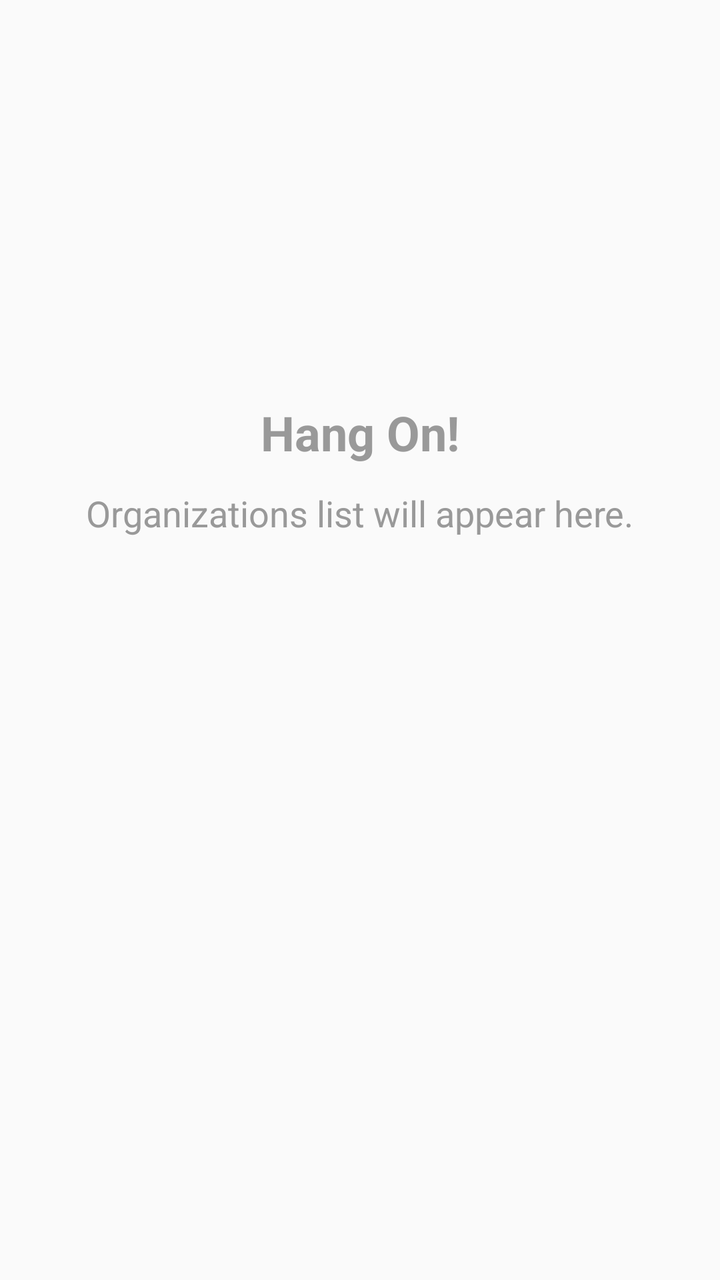
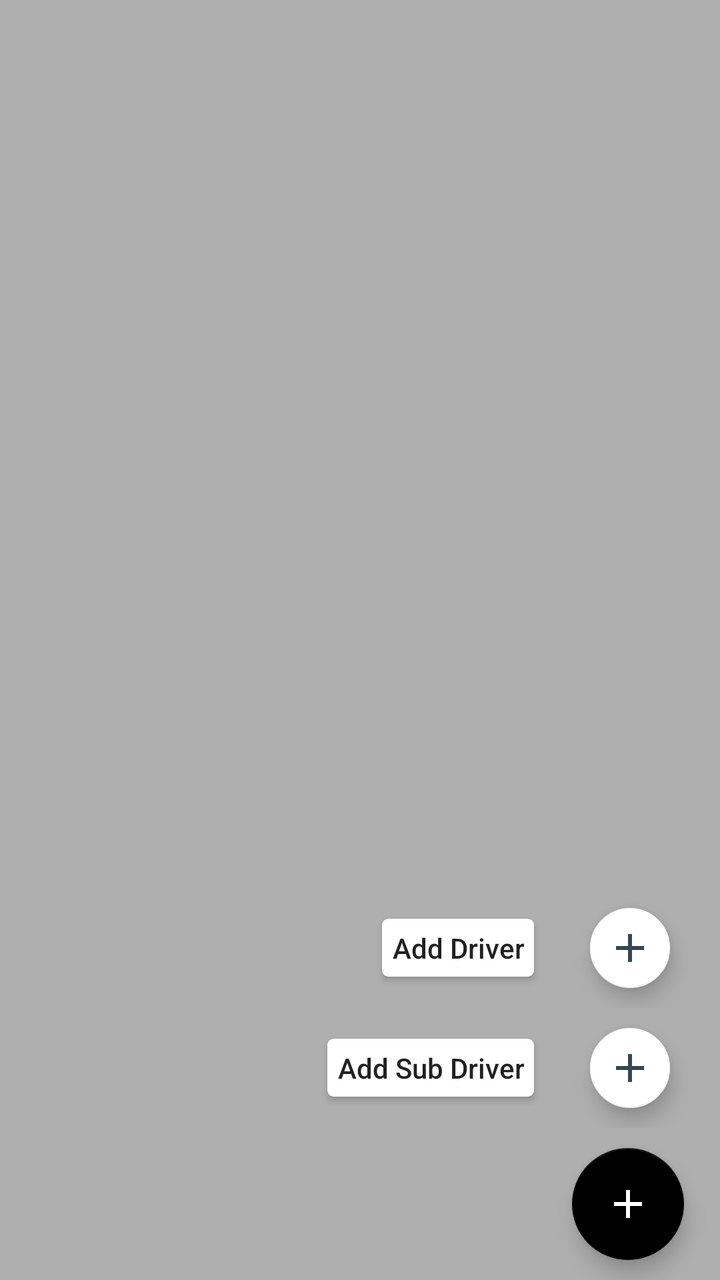

Screens rendered from an Android XML layout before and after an edit, with the pre-edit source and the edit as a unified diff.
<!-- AndroidManifest.xml: application theme AppTheme -->
<!-- res/layout/fragment_connections.xml -->
<LinearLayout xmlns:android="http://schemas.android.com/apk/res/android"
    android:layout_width="match_parent"
    android:layout_height="match_parent"
    android:gravity="center_horizontal"
    android:orientation="vertical">

    <TextView
        android:layout_width="wrap_content"
        android:layout_height="wrap_content"
        android:layout_marginTop="200dp"
        android:text="Hang On!"
        android:textAppearance="@style/Base.TextAppearance.AppCompat.Headline"
        android:textColor="@color/grey_40"
        android:textStyle="bold" />

    <TextView
        android:layout_width="wrap_content"
        android:layout_height="wrap_content"
        android:layout_marginTop="12dp"
        android:text="Organizations list will appear here."
        android:textAlignment="center"
        android:textAppearance="@style/Base.TextAppearance.AppCompat.Medium"
        android:textColor="@color/grey_40" />

</LinearLayout>
<!-- resources referenced by this layout -->
<resources>
  <color name="grey_40">#999999</color>
  <style name="AppTheme" parent="Theme.AppCompat.Light.DarkActionBar">
          <item name="colorPrimary">@color/colorPrimary</item>
          <item name="colorPrimaryDark">@color/colorPrimaryDark</item>
          <item name="colorAccent">@color/colorAccent</item>
      </style>
  <color name="colorPrimary">#000000</color>
  <color name="colorPrimaryDark">#000000</color>
  <color name="colorAccent">#ffffff</color>
</resources>

<!-- the commit's change to res/layout/fragment_connections.xml (unified diff, before → after) -->
@@ -1,25 +1,145 @@
-<LinearLayout xmlns:android="http://schemas.android.com/apk/res/android"
+<?xml version="1.0" encoding="utf-8"?>
+<RelativeLayout xmlns:android="http://schemas.android.com/apk/res/android"
+    xmlns:app="http://schemas.android.com/apk/res-auto"
     android:layout_width="match_parent"
-    android:layout_height="match_parent"
-    android:gravity="center_horizontal"
-    android:orientation="vertical">
+    android:layout_height="match_parent">
 
-    <TextView
+    <android.support.v7.widget.RecyclerView
+        android:id="@+id/connections_recycler_view"
+        android:layout_width="match_parent"
+        android:layout_height="match_parent"
+        android:scrollbars="vertical"
+        android:scrollingCache="true" />
+
+    <View
+        android:id="@+id/connections_new_background"
+        android:layout_width="match_parent"
+        android:layout_height="match_parent"
+        android:background="#4D000000"
+        android:clickable="true"
+        android:fitsSystemWindows="true"
+        android:focusable="true" />
+
+    <LinearLayout
         android:layout_width="wrap_content"
         android:layout_height="wrap_content"
-        android:layout_marginTop="200dp"
-        android:text="Hang On!"
-        android:textAppearance="@style/Base.TextAppearance.AppCompat.Headline"
-        android:textColor="@color/grey_40"
-        android:textStyle="bold" />
+        android:layout_alignParentBottom="true"
+        android:layout_alignParentEnd="true"
+        android:gravity="end"
+        android:orientation="vertical">
 
-    <TextView
-        android:layout_width="wrap_content"
-        android:layout_height="wrap_content"
-        android:layout_marginTop="12dp"
-        android:text="Organizations list will appear here."
-        android:textAlignment="center"
-        android:textAppearance="@style/Base.TextAppearance.AppCompat.Medium"
-        android:textColor="@color/grey_40" />
+        <LinearLayout
+            android:id="@+id/connections_add_driver_layout"
+            android:layout_width="wrap_content"
+            android:layout_height="wrap_content"
+            android:orientation="horizontal">
 
-</LinearLayout>
+            <android.support.v7.widget.CardView
+                android:layout_width="match_parent"
+                android:layout_height="wrap_content"
+                android:layout_gravity="center_vertical|end"
+                android:layout_margin="10dp"
+                app:cardBackgroundColor="@android:color/white"
+                app:cardCornerRadius="3dp"
+                app:cardElevation="2dp"
+                app:contentPadding="5dp">
+
+                <TextView
+                    android:layout_width="wrap_content"
+                    android:layout_height="match_parent"
+                    android:layout_gravity="center"
+                    android:gravity="center"
+                    android:text="@string/add_driver"
+                    android:textAppearance="@style/TextAppearance.AppCompat.Body2" />
+
+            </android.support.v7.widget.CardView>
+
+            <android.support.design.widget.FloatingActionButton
+                android:id="@+id/connections_add_driver"
+                android:layout_width="wrap_content"
+                android:layout_height="wrap_content"
+                android:layout_marginBottom="10dp"
+                android:layout_marginLeft="18dp"
+                android:layout_marginRight="18dp"
+                android:layout_marginTop="10dp"
+                android:clickable="true"
+                android:focusable="true"
+                android:tint="@color/grey_80"
+                app:backgroundTint="@android:color/white"
+                app:fabSize="mini"
+                app:rippleColor="@android:color/black"
+                app:srcCompat="@drawable/ic_add" />
+
+            <View
+                android:layout_width="7dp"
+                android:layout_height="0dp" />
+
+        </LinearLayout>
+
+        <LinearLayout
+            android:id="@+id/connections_add_sub_driver_layout"
+            android:layout_width="wrap_content"
+            android:layout_height="wrap_content"
+            android:orientation="horizontal">
+
+            <android.support.v7.widget.CardView
+                android:layout_width="match_parent"
+                android:layout_height="wrap_content"
+                android:layout_gravity="center_vertical|end"
+                android:layout_margin="10dp"
+                app:cardBackgroundColor="@android:color/white"
+                app:cardCornerRadius="3dp"
+                app:cardElevation="2dp"
+                app:contentPadding="5dp">
+
+                <TextView
+                    android:layout_width="wrap_content"
+                    android:layout_height="match_parent"
+                    android:layout_gravity="center"
+                    android:gravity="center"
+                    android:text="@string/add_sub_driver"
+                    android:textAppearance="@style/TextAppearance.AppCompat.Body2" />
+
+            </android.support.v7.widget.CardView>
+
+            <android.support.design.widget.FloatingActionButton
+                android:id="@+id/connections_add_sub_driver"
+                android:layout_width="wrap_content"
+                android:layout_height="wrap_content"
+                android:layout_marginBottom="10dp"
+                android:layout_marginLeft="18dp"
+                android:layout_marginRight="18dp"
+                android:layout_marginTop="10dp"
+                android:clickable="true"
+                android:focusable="true"
+                android:tint="@color/grey_80"
+                app:backgroundTint="@android:color/white"
+                app:fabSize="mini"
+                app:rippleColor="@android:color/black"
+                app:srcCompat="@drawable/ic_add" />
+
+            <View
+                android:layout_width="7dp"
+                android:layout_height="0dp" />
+
+        </LinearLayout>
+
+        <android.support.design.widget.FloatingActionButton
+            android:id="@+id/connections_add"
+            android:layout_width="wrap_content"
+            android:layout_height="wrap_content"
+            android:layout_marginBottom="10dp"
+            android:layout_marginLeft="18dp"
+            android:layout_marginRight="18dp"
+            android:layout_marginTop="10dp"
+            android:clickable="true"
+            android:focusable="true"
+            android:tint="@android:color/white"
+            app:backgroundTint="@color/colorPrimary"
+            app:fabSize="normal"
+            app:rippleColor="@android:color/white"
+            app:srcCompat="@drawable/ic_add" />
+
+    </LinearLayout>
+
+</RelativeLayout>
<!-- resource entries referenced after the edit -->
@@ -1,12 +1,24 @@
 <!-- resources referenced by this layout -->
 <resources>
-  <color name="grey_40">#999999</color>
   <style name="AppTheme" parent="Theme.AppCompat.Light.DarkActionBar">
           <item name="colorPrimary">@color/colorPrimary</item>
           <item name="colorPrimaryDark">@color/colorPrimaryDark</item>
           <item name="colorAccent">@color/colorAccent</item>
       </style>
   <color name="colorPrimary">#000000</color>
+  <color name="grey_80">#37474F</color>
+  <!-- drawable ic_add (drawable) -->
+  <vector xmlns:android="http://schemas.android.com/apk/res/android"
+      android:width="24dp"
+      android:height="24dp"
+      android:viewportHeight="24.0"
+      android:viewportWidth="24.0">
+      <path
+          android:fillColor="#FFFFFFFF"
+          android:pathData="M19,13h-6v6h-2v-6H5v-2h6V5h2v6h6v2z" />
+  </vector>
+  <string name="add_driver">Add Driver</string>
+  <string name="add_sub_driver">Add Sub Driver</string>
   <color name="colorPrimaryDark">#000000</color>
   <color name="colorAccent">#ffffff</color>
 </resources>
